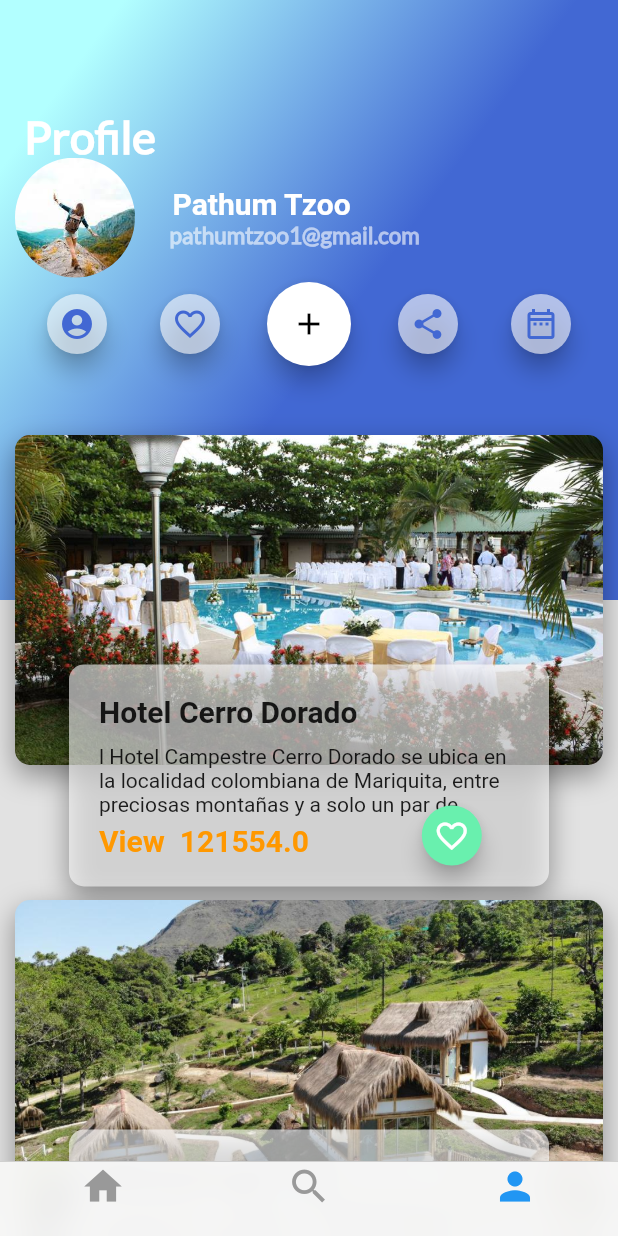
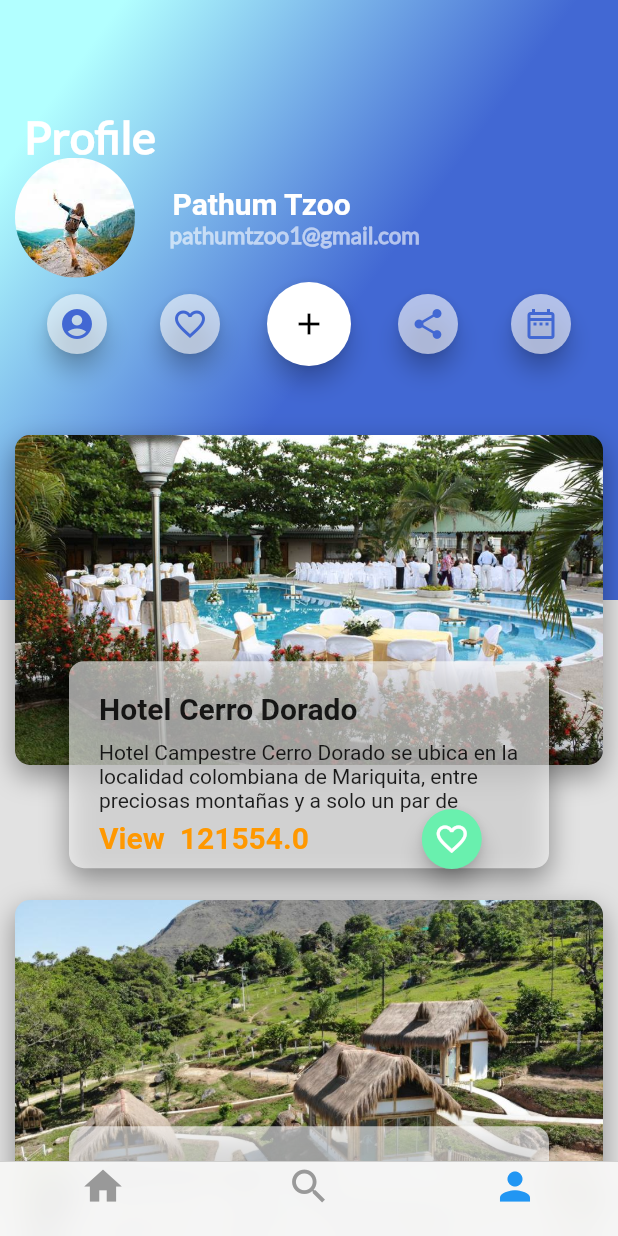
Before and after one commit to neiderbuitrago/curso_platzi, a Flutter app: the screen it shows after launch, item 3 of the bottom bar chosen, on a phone screen of 412 x 824 dp. Run offline on Flutter 3.47's test engine with Material 2 defaults, Android fonts, the phone set to English and light mode, and no system bars.

Commit message:
primer push

```diff
--- a/lib/card_image_profile.dart
+++ b/lib/card_image_profile.dart
@@ -40,7 +40,7 @@ class CardProfile extends StatelessWidget {
       ),
     );
     return Stack(
-      alignment: const Alignment(0.0, 2.0),
+      alignment: const Alignment(0.0, 1.8),
       children: <Widget>[
         card,
         ReviewImageProfile(
--- a/lib/cardimage_list_profile.dart
+++ b/lib/cardimage_list_profile.dart
@@ -16,7 +16,7 @@ class CardimageListProfile extends StatelessWidget {
             width: double.infinity,
             title: 'Hotel Cerro Dorado',
             ommentPhoto:
-                'l Hotel Campestre Cerro Dorado se ubica en la localidad colombiana de Mariquita, entre preciosas montañas y a solo un par de kilómetros del aeropuerto de la ciudad',
+                'Hotel Campestre Cerro Dorado se ubica en la localidad colombiana de Mariquita, entre preciosas montañas y a solo un par de kilómetros del aeropuerto de la ciudad',
             viewPhoto: 121554,
           ),
           CardProfile(
--- a/lib/platzi_trips_cupertino.dart
+++ b/lib/platzi_trips_cupertino.dart
@@ -8,7 +8,7 @@ class PlatziTripsCupertino extends StatefulWidget {
   const PlatziTripsCupertino({Key? key}) : super(key: key);
 
   @override
-  _PlatziTripsCupertinoState createState() => new _PlatziTripsCupertinoState();
+  _PlatziTripsCupertinoState createState() => _PlatziTripsCupertinoState();
 }
 
 class _PlatziTripsCupertinoState extends State<PlatziTripsCupertino> {
--- a/lib/profile_datos.dart
+++ b/lib/profile_datos.dart
@@ -4,7 +4,7 @@ import 'package:flutter_application_curso_platzi/conponentes.dart';
 class ProfileDatos extends StatelessWidget {
   final String pathImage, name, email;
   final double size;
-  ProfileDatos({
+  const ProfileDatos({
     Key? key,
     required this.pathImage,
     required this.size,
--- a/lib/review_profile.dart
+++ b/lib/review_profile.dart
@@ -66,7 +66,7 @@ class ReviewImageProfile extends StatelessWidget {
       ),
     );
     final card = Container(
-      height: 148.0,
+      height: 138.0,
       width: 320.0,
       margin: const EdgeInsets.all(0.0),
       decoration: const BoxDecoration(
@@ -91,7 +91,7 @@ class ReviewImageProfile extends StatelessWidget {
       ),
     );
     return Stack(
-      alignment: const Alignment(0.7, 0.8),
+      alignment: const Alignment(0.7, 1.1),
       children: <Widget>[
         card,
         FloatingActionButton1(
```
